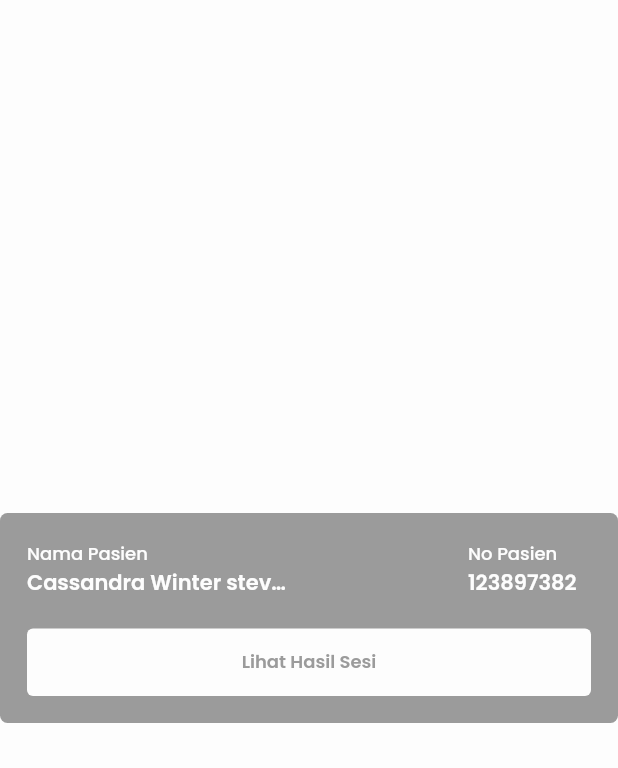
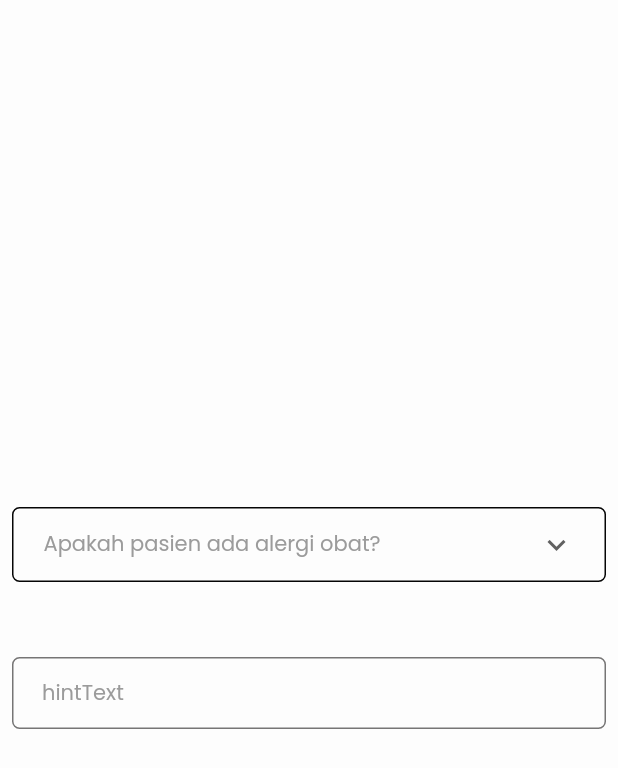
Before and after one commit to Hospital-Management-System-Group-34/FE-Mobile, a Flutter app: the TestScreen screen opened directly, on a phone screen of 412 x 824 dp. Shown: the top 768 px of the screen. Run offline on Flutter 3.47's test engine with Material 2 defaults, Android fonts, the phone set to English and light mode, and no system bars; our stand-ins replace flutter_svg, google_fonts.

```diff
--- a/hospital_management_system/lib/view/screens/test_screen.dart
+++ b/hospital_management_system/lib/view/screens/test_screen.dart
@@ -1,14 +1,91 @@
 import 'package:flutter/material.dart';
-import 'package:hospital_management_system/widgets/jadwal_card.dart';
+import 'package:google_fonts/google_fonts.dart';
+import 'package:hospital_management_system/widgets/custom_textfield.dart';
+import 'package:hospital_management_system/widgets/warna.dart';
 
-class TestScreen extends StatelessWidget {
+class TestScreen extends StatefulWidget {
   const TestScreen({Key? key}) : super(key: key);
+
+  @override
+  State<TestScreen> createState() => _TestScreenState();
+}
+
+class _TestScreenState extends State<TestScreen> {
+  final dropValue = ValueNotifier('');
+  final dropItem = ['Ada', 'Tidak Ada'];
+
+  final listValue = ValueNotifier('');
+  final listItem = ['sapi', 'bebek', 'kuda', 'kijang'];
+  bool isOpen = false;
+
+  var kontrol = TextEditingController();
 
   @override
   Widget build(BuildContext context) {
     return Scaffold(
       body: Center(
-        child: jadwalBatalCard(),
+        child: Padding(
+          padding: const EdgeInsets.all(8.0),
+          child: Column(
+            mainAxisAlignment: MainAxisAlignment.center,
+            children: [
+              ValueListenableBuilder(
+                valueListenable: dropValue,
+                builder: (BuildContext context, String value, _) {
+                  return Container(
+                    padding: const EdgeInsets.symmetric(horizontal: 20),
+                    decoration: BoxDecoration(
+                      borderRadius: BorderRadius.circular(5),
+                      border: Border.all(
+                        color: MyColors.neutral9(),
+                      ),
+                    ),
+                    child: DropdownButtonHideUnderline(
+                      child: DropdownButton<String>(
+                        isExpanded: true,
+                        icon: const Icon(Icons.expand_more),
+                        value: (value.isEmpty) ? null : value,
+                        hint: Text(
+                          'Apakah pasien ada alergi obat?',
+                          style: GoogleFonts.poppins(
+                            fontSize: 14,
+                            color: MyColors.neutral6(),
+                            fontWeight: FontWeight.w400,
+                          ),
+                        ),
+                        onChanged: (inputan) =>
+                            dropValue.value = inputan.toString(),
+                        items: dropItem
+                            .map((e) => DropdownMenuItem(
+                                  value: e,
+                                  child: Text(
+                                    e,
+                                    style: GoogleFonts.poppins(
+                                      fontSize: 14,
+                                      color: MyColors.black(),
+                                      fontWeight: FontWeight.w400,
+                                    ),
+                                  ),
+                                ))
+                            .toList(),
+                      ),
+                    ),
+                  );
+                },
+              ),
+              const SizedBox(
+                height: 50,
+              ),
+              myTextField(
+                controller: kontrol,
+                textInputType: TextInputType.text,
+                maxLines: 3,
+                minLines: 1,
+                hintText: 'hintText',
+              ),
+            ],
+          ),
+        ),
       ),
     );
   }
```
